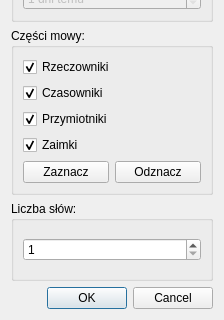
Above: ui/test_params.ui from BStalewski/lanler before the change; both pictures show x 0 to 224 and y 198 to 518 of the 224 by 518 pixel window. Below: the same form after it.
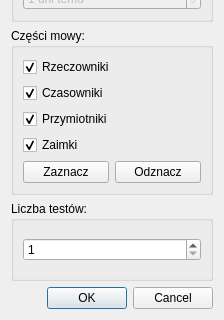
That is the form after the change.

Commit message: Added empty validation functions, test parameters dialog slightly modified

Patch:
```diff
--- a/ui/test_params.ui
+++ b/ui/test_params.ui
@@ -167,7 +167,7 @@
      <item>
       <widget class="QGroupBox" name="groupBox">
        <property name="title">
-        <string>Liczba słów:</string>
+        <string>Liczba testów:</string>
        </property>
        <layout class="QVBoxLayout" name="verticalLayout_6">
         <item>
```
Left out of the diff: 4 changed lines with no effect on the pictures. The commit also changes 12 other files.
